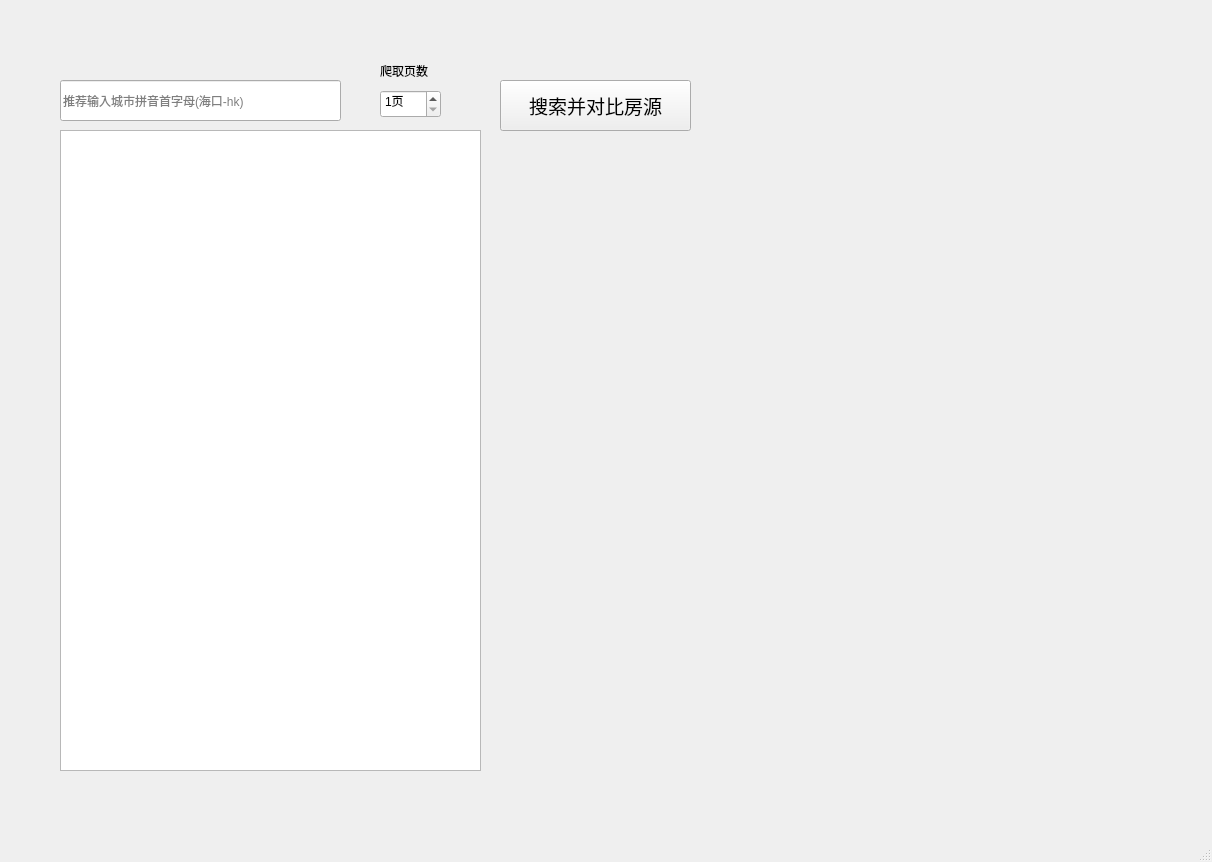
This is mainwindow.ui in WebClawler-324/super-crawler as Qt 5 draws it before an edit. The edited form follows.
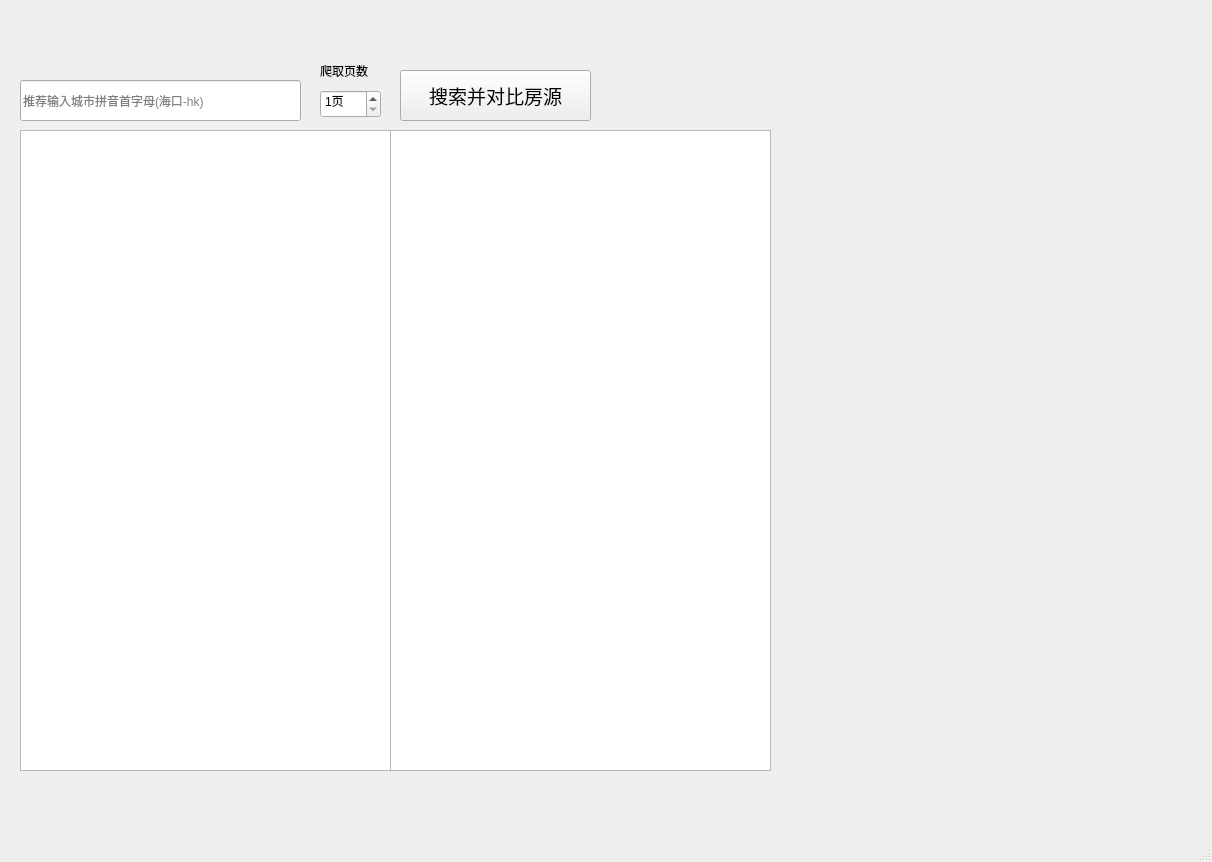
This is the edited form. The open tabs and pages were chosen to show the change.

The edit to the form file:
```diff
--- a/mainwindow.ui
+++ b/mainwindow.ui
@@ -71,7 +71,7 @@
      <widget class="QLineEdit" name="keywordEdit">
       <property name="geometry">
        <rect>
-        <x>60</x>
+        <x>20</x>
         <y>80</y>
         <width>281</width>
         <height>41</height>
@@ -89,7 +89,7 @@
      <widget class="QSpinBox" name="pageSpin">
       <property name="geometry">
        <rect>
-        <x>380</x>
+        <x>320</x>
         <y>90</y>
         <width>61</width>
         <height>28</height>
@@ -114,7 +114,7 @@
      <widget class="QLabel" name="label">
       <property name="geometry">
        <rect>
-        <x>380</x>
+        <x>320</x>
         <y>60</y>
         <width>60</width>
         <height>21</height>
@@ -127,8 +127,8 @@
      <widget class="QPushButton" name="searchCompareBtn">
       <property name="geometry">
        <rect>
-        <x>500</x>
-        <y>80</y>
+        <x>400</x>
+        <y>70</y>
         <width>191</width>
         <height>51</height>
        </rect>
@@ -145,9 +145,24 @@
      <widget class="QTextEdit" name="textEdit">
       <property name="geometry">
        <rect>
-        <x>60</x>
+        <x>20</x>
         <y>130</y>
-        <width>421</width>
+        <width>371</width>
+        <height>641</height>
+       </rect>
+      </property>
+      <property name="font">
+       <font>
+        <pointsize>10</pointsize>
+       </font>
+      </property>
+     </widget>
+     <widget class="QTextEdit" name="textEdit2">
+      <property name="geometry">
+       <rect>
+        <x>390</x>
+        <y>130</y>
+        <width>381</width>
         <height>641</height>
        </rect>
       </property>
```
